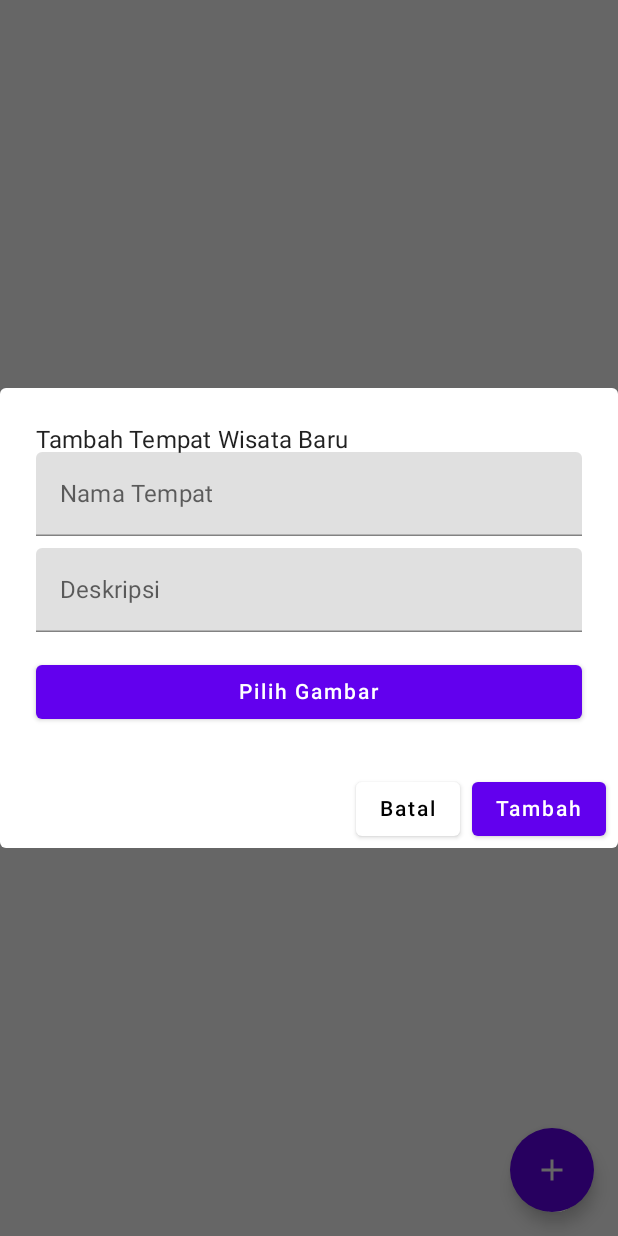
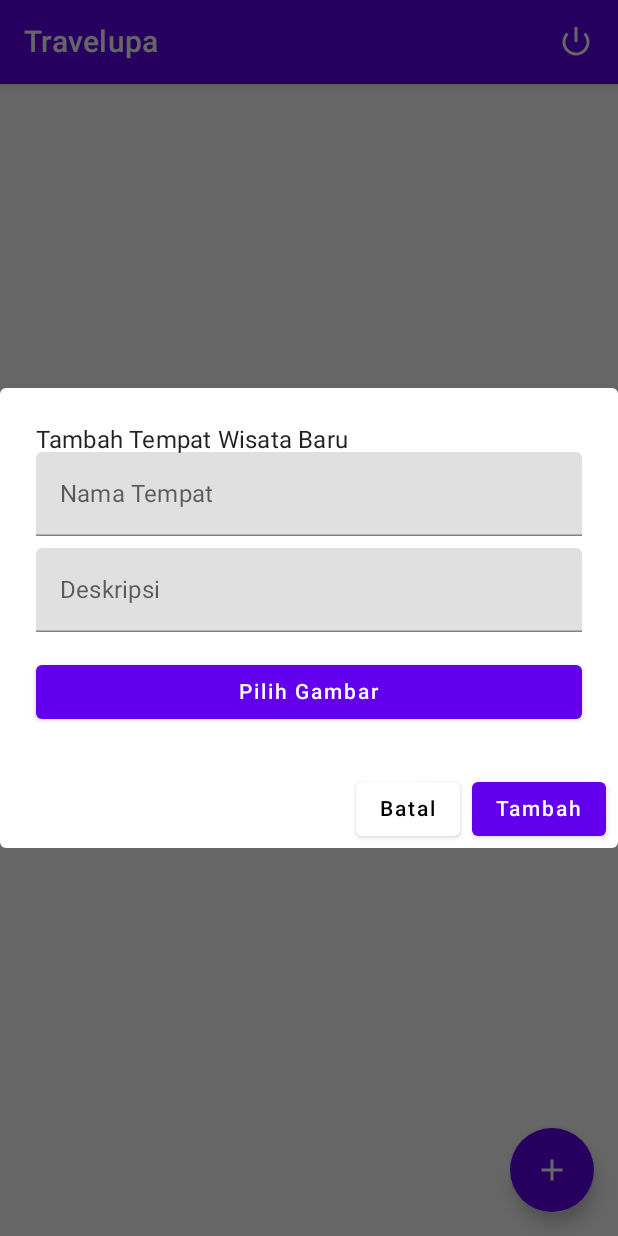
Before and after one commit to yosiarel/Travelupa, an Android app built with Jetpack Compose: the RekomendasiTempatScreen screen opened through its navigation route, after a tap on "Tambah Tempat Wisata", on a phone screen of 412 x 824 dp. Run offline under Robolectric (Android 15) with nearby library versions, the phone set to English and light mode, and no system bars; our stand-ins replace Firebase (no records; nobody signed in at launch, a user with empty details on screens opened directly).

Commit message:
Bab 6 Kotlin Coroutines

```diff
--- a/app/src/main/java/com/example/travelupa/MainActivity.kt
+++ b/app/src/main/java/com/example/travelupa/MainActivity.kt
@@ -36,10 +36,11 @@ import coil.request.ImageRequest
 import com.example.travelupa.ui.theme.TravelupaTheme
 import com.google.firebase.FirebaseApp
 import com.google.firebase.auth.FirebaseAuth
+import com.google.firebase.auth.FirebaseUser
 import com.google.firebase.firestore.FirebaseFirestore
+import kotlinx.coroutines.Dispatchers
 import kotlinx.coroutines.launch
 import kotlinx.coroutines.tasks.await
-import kotlinx.coroutines.Dispatchers
 import kotlinx.coroutines.withContext
 
 sealed class Screen(val route: String) {
@@ -51,10 +52,13 @@ class MainActivity : ComponentActivity() {
     override fun onCreate(savedInstanceState: Bundle?) {
         super.onCreate(savedInstanceState)
         FirebaseApp.initializeApp(this)
+
+        val currentUser = FirebaseAuth.getInstance().currentUser
+
         setContent {
             TravelupaTheme {
                 Surface(color = Color.White, modifier = Modifier.fillMaxSize()) {
-                    AppNavigation()
+                    AppNavigation(currentUser = currentUser)
                 }
             }
         }
@@ -67,7 +71,6 @@ data class TempatWisata(
     val gambarUriString: String? = null,
     val gambarResId: Int? = null
 )
-
 @Composable
 fun GreetingScreen() {
     Box(
@@ -103,11 +106,9 @@ fun GreetingScreen() {
         }
     }
 }
-
 @Composable
-fun AppNavigation() {
+fun AppNavigation(currentUser: FirebaseUser?) {
     val navController = rememberNavController()
-    val currentUser = FirebaseAuth.getInstance().currentUser
     val startDestination = if (currentUser != null) Screen.RekomendasiTempat.route else Screen.Login.route
 
     NavHost(navController = navController, startDestination = startDestination) {
@@ -231,6 +232,16 @@ fun RekomendasiTempatScreen(onBackToLogin: () -> Unit) {
     }
 
     Scaffold(
+        topBar = {
+            TopAppBar(
+                title = { Text("Travelupa") },
+                actions = {
+                    IconButton(onClick = onBackToLogin) {
+                        Icon(painter = painterResource(id = android.R.drawable.ic_lock_power_off), contentDescription = "Logout", tint = Color.White)
+                    }
+                }
+            )
+        },
         floatingActionButton = {
             FloatingActionButton(
                 onClick = { showTambahDialog = true },
@@ -253,6 +264,7 @@ fun RekomendasiTempatScreen(onBackToLogin: () -> Unit) {
                             firestore.collection("tempat_wisata").document(tempat.nama).delete()
                                 .addOnSuccessListener {
                                     daftarTempatWisata = daftarTempatWisata.filter { it.nama != tempat.nama }
+                                    Toast.makeText(context, "Data dihapus", Toast.LENGTH_SHORT).show()
                                 }
                         }
                     )
@@ -311,7 +323,7 @@ fun TempatItemEditable(tempat: TempatWisata, onDelete: () -> Unit) {
 
                 Box(modifier = Modifier.align(Alignment.TopEnd)) {
                     IconButton(onClick = { expanded = true }) {
-                        Icon(Icons.Filled.MoreVert, contentDescription = "Options")
+                        Icon(Icons.Filled.MoreVert, contentDescription = "Options", tint = Color.White)
                     }
                     DropdownMenu(
                         expanded = expanded,
```
